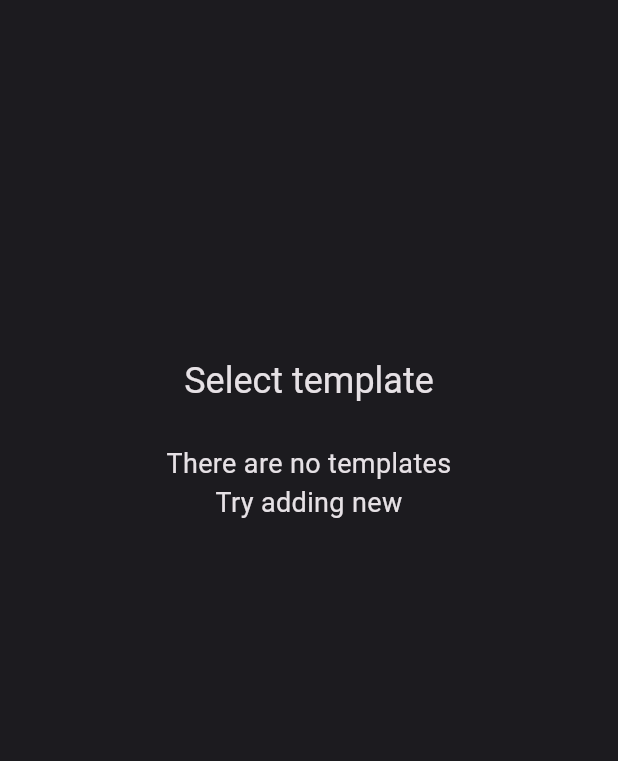
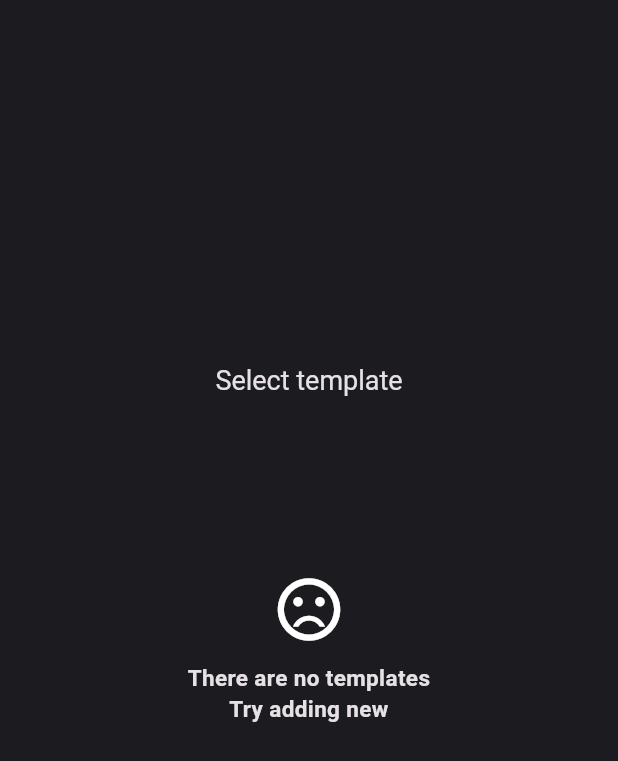
Before and after one commit to Gjils/task-scheduler, a Flutter app: the ImportDialog widget shown alone on an empty page, opened directly with empty values, on a phone screen of 412 x 824 dp. Shown: the top 761 px of the screen. Run offline on Flutter 3.47's test engine with Material 3 defaults, Android fonts, the phone set to English and light mode, and no system bars; our stand-ins replace circular_countdown_timer.

Commit message:
bug fixes, tasks reorder, ui changes, edit menu changes

```diff
--- a/lib/features/task/add/import_dialog/import_dialog.dart
+++ b/lib/features/task/add/import_dialog/import_dialog.dart
@@ -11,26 +11,41 @@ class ImportDialog extends StatelessWidget {
   @override
   Widget build(BuildContext context) {
     return AlertDialog(
-      title: Center(child: Text("Select template")),
+      title: Center(
+          child: Text(
+        "Select template",
+        style: TextStyle(fontSize: 18),
+      )),
       content: SizedBox(
         height: 300,
         width: 300,
-        child: SingleChildScrollView(
-          child: Column(
-            children: templatesWidgets.isEmpty
-                ? [
+        child: templatesWidgets.isEmpty
+            ? Container(
+                alignment: Alignment.center,
+                child: Column(
+                  mainAxisAlignment: MainAxisAlignment.center,
+                  children: [
+                    Icon(
+                      Icons.sentiment_dissatisfied_outlined,
+                      size: 50,
+                    ),
                     SizedBox(
                       height: 10,
                     ),
                     Text(
                       "There are no templates\nTry adding new",
                       textAlign: TextAlign.center,
-                      style: TextStyle(fontSize: 18),
-                    ),
-                  ]
-                : templatesWidgets,
-          ),
-        ),
+                      style:
+                          TextStyle(fontSize: 15, fontWeight: FontWeight.w600),
+                    )
+                  ],
+                ),
+              )
+            : SingleChildScrollView(
+                child: Column(
+                  children: templatesWidgets,
+                ),
+              ),
       ),
     );
   }
--- a/lib/state/state.dart
+++ b/lib/state/state.dart
@@ -26,6 +26,10 @@ class AppState extends ChangeNotifier {
     notifyListeners();
   }
 
+  void insertTask({required index, required item}) {
+    _realTasks.insert(index, item);
+  }
+
   List<TaskReal> get realTasks => _realTasks;
 
   var _templates = <TaskTemplate>[];
```
Also changed, not shown: lib/features/task/card/real_task/real_task.dart (+9 -7 lines), lib/features/task/edit/edit_real/edit_real.dart (+15 -3 lines), lib/features/time_status_sheet/time_status_sheet.dart (+10 -12 lines), lib/pages/schedule_page/view/view.dart (+27 -8 lines), 1 other file.
